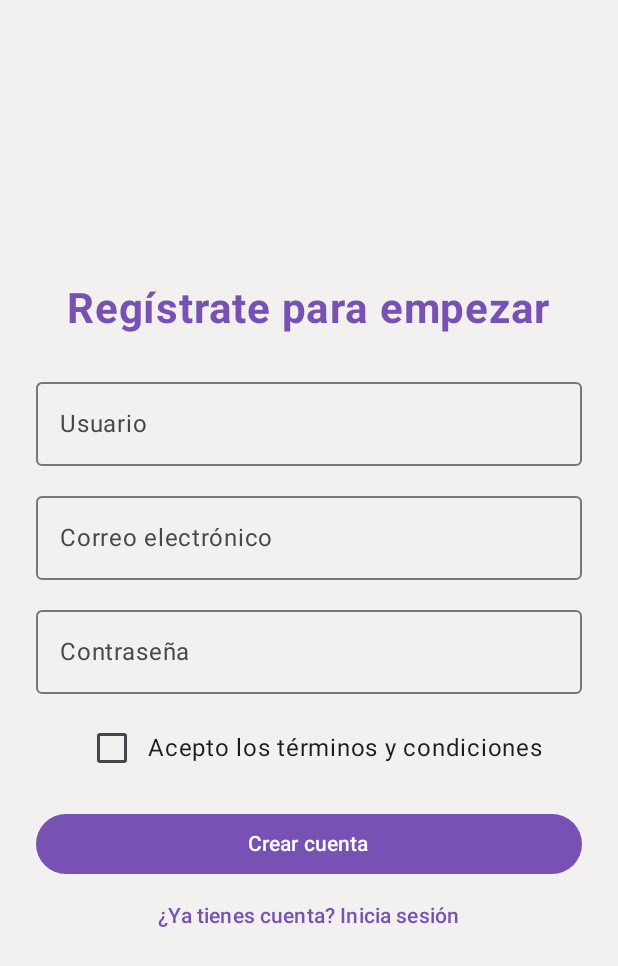
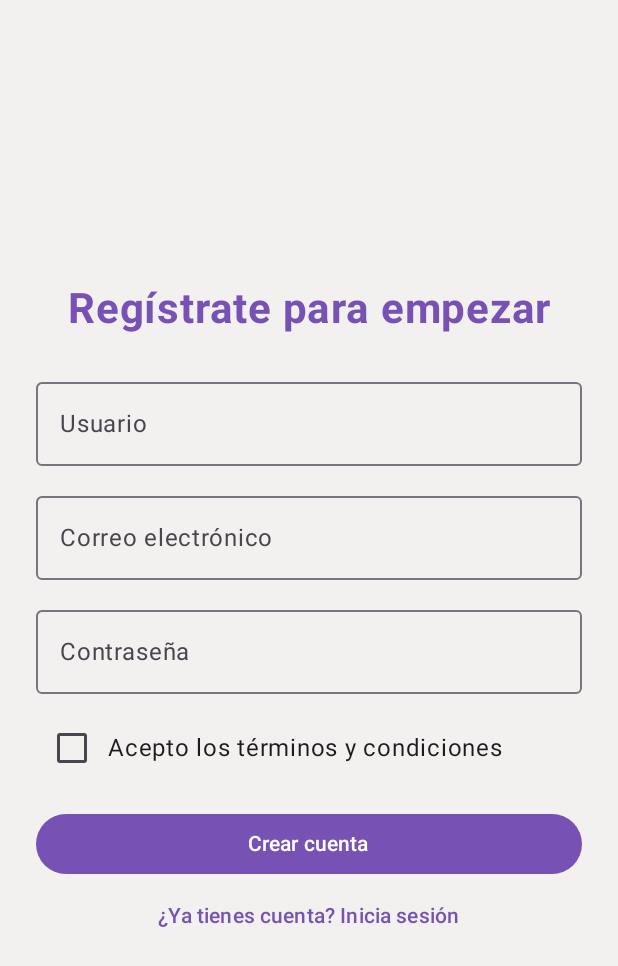
Before and after one commit to Davila30/InkPixiApp, an Android app built with Jetpack Compose: the screen it shows after launch (MainActivity), after a tap on "¿No tienes cuenta? Regístrate", on a phone screen of 412 x 824 dp. Shown: the top 966 px of the screen. Run offline under Robolectric (Android 15) with nearby library versions, the phone set to English and light mode, and no system bars; our stand-ins replace Dagger/Hilt's generated code; 1 other tap on this screen came first.

Commit message:
login y registro responsivos (scroll, ancho máximo y dos columnas en horizontal)

```diff
--- /dev/null
+++ b/app/src/main/java/com/example/inkpiki/features/auth/presentation/components/AuthScreenLayout.kt
@@ -0,0 +1,101 @@
+package com.example.inkpiki.features.auth.presentation.components
+
+import androidx.compose.foundation.background
+import androidx.compose.foundation.layout.Arrangement
+import androidx.compose.foundation.layout.BoxWithConstraints
+import androidx.compose.foundation.layout.Box
+import androidx.compose.foundation.layout.Column
+import androidx.compose.foundation.layout.ColumnScope
+import androidx.compose.foundation.layout.Row
+import androidx.compose.foundation.layout.Spacer
+import androidx.compose.foundation.layout.fillMaxHeight
+import androidx.compose.foundation.layout.fillMaxSize
+import androidx.compose.foundation.layout.fillMaxWidth
+import androidx.compose.foundation.layout.height
+import androidx.compose.foundation.layout.imePadding
+import androidx.compose.foundation.layout.padding
+import androidx.compose.foundation.layout.widthIn
+import androidx.compose.foundation.rememberScrollState
+import androidx.compose.foundation.verticalScroll
+import androidx.compose.runtime.Composable
+import androidx.compose.ui.Alignment
+import androidx.compose.ui.Modifier
+import androidx.compose.ui.unit.dp
+import com.example.inkpiki.ui.theme.Grey
+
+// A partir de este ancho (y si la pantalla es apaisada) se usan dos columnas
+private val TwoColumnMinWidth = 600.dp
+// Ancho máximo del formulario para que en tablets no se estire
+private val FormMaxWidth = 480.dp
+
+// Contenedor común de Login y Registro (diseño responsivo):
+//  - vertical: una columna centrada con scroll
+//  - horizontal / pantalla ancha: título a la izquierda y formulario a la derecha
+// header = título/logo, form = campos y botones.
+@Composable
+fun AuthScreenLayout(
+    header: @Composable ColumnScope.() -> Unit,
+    form: @Composable ColumnScope.() -> Unit
+) {
+    BoxWithConstraints(
+        modifier = Modifier
+            .fillMaxSize()
+            .background(Grey)
+            .imePadding() // sube el contenido cuando sale el teclado
+    ) {
+        val twoColumns = maxWidth >= TwoColumnMinWidth && maxWidth > maxHeight
+        val scrollState = rememberScrollState()
+
+        if (twoColumns) {
+            Row(
+                modifier = Modifier
+                    .fillMaxSize()
+                    .padding(horizontal = 32.dp, vertical = 16.dp),
+                horizontalArrangement = Arrangement.spacedBy(32.dp),
+                verticalAlignment = Alignment.CenterVertically
+            ) {
+                // Izquierda: título
+                Column(
+                    modifier = Modifier.weight(1f),
+                    verticalArrangement = Arrangement.Center,
+                    horizontalAlignment = Alignment.CenterHorizontally,
+                    content = header
+                )
+                // Derecha: formulario, con scroll si no cabe
+                Box(
+                    modifier = Modifier
+                        .weight(1f)
+                        .fillMaxHeight()
+                        .verticalScroll(scrollState),
+                    contentAlignment = Alignment.Center
+                ) {
+                    Column(
+                        modifier = Modifier.widthIn(max = FormMaxWidth),
+                        horizontalAlignment = Alignment.CenterHorizontally,
+                        content = form
+                    )
+                }
+            }
+        } else {
+            // Una columna: centrada si cabe, con scroll si no
+            Box(
+                modifier = Modifier
+                    .fillMaxSize()
+                    .verticalScroll(scrollState),
+                contentAlignment = Alignment.Center
+            ) {
+                Column(
+                    modifier = Modifier
+                        .widthIn(max = FormMaxWidth)
+                        .fillMaxWidth()
+                        .padding(24.dp),
+                    horizontalAlignment = Alignment.CenterHorizontally
+                ) {
+                    header()
+                    Spacer(modifier = Modifier.height(24.dp))
+                    form()
+                }
+            }
+        }
+    }
+}
--- a/app/src/main/java/com/example/inkpiki/features/auth/presentation/login/loginScreen.kt
+++ b/app/src/main/java/com/example/inkpiki/features/auth/presentation/login/loginScreen.kt
@@ -1,13 +1,8 @@
 package com.example.inkpiki.features.auth.presentation.login
 
-import androidx.compose.foundation.background
-import androidx.compose.foundation.layout.Arrangement
-import androidx.compose.foundation.layout.Column
 import androidx.compose.foundation.layout.Spacer
-import androidx.compose.foundation.layout.fillMaxSize
 import androidx.compose.foundation.layout.fillMaxWidth
 import androidx.compose.foundation.layout.height
-import androidx.compose.foundation.layout.padding
 import androidx.compose.material3.Button
 import androidx.compose.material3.ButtonDefaults
 import androidx.compose.material3.OutlinedTextField
@@ -15,15 +10,17 @@ import androidx.compose.material3.Text
 import androidx.compose.material3.TextButton
 import androidx.compose.runtime.Composable
 import androidx.compose.runtime.remember
-import androidx.compose.ui.Alignment
 import androidx.compose.ui.Modifier
 import androidx.compose.ui.graphics.Color
 import androidx.compose.ui.text.font.FontWeight
 import androidx.compose.ui.text.input.PasswordVisualTransformation
+import androidx.compose.ui.text.style.TextAlign
+import androidx.compose.ui.tooling.preview.Preview
 import androidx.compose.ui.unit.dp
 import androidx.compose.ui.unit.sp
+import com.example.inkpiki.features.auth.presentation.components.AuthScreenLayout
 import com.example.inkpiki.ui.theme.DarkPurple
-import com.example.inkpiki.ui.theme.Grey
+import com.example.inkpiki.ui.theme.InkPikiTheme
 
 @Composable
 fun LoginScreen(
@@ -31,22 +28,16 @@ fun LoginScreen(
     onGoToRegister: () -> Unit,   // qué hacer si pulsa "Regístrate"
     viewModel: LoginViewModel = remember { LoginViewModel() }
 ) {
-    // Column = elementos uno debajo de otro
-    // Muy basicos los modifiers pero por ahora perfect
-    Column(
-        modifier = Modifier
-            .fillMaxSize()
-            .background(Grey)          // color de fondo de nuestra paleta
-            .padding(24.dp),
-        verticalArrangement = Arrangement.Center,
-        horizontalAlignment = Alignment.CenterHorizontally
-    ) {
+    // AuthScreenLayout se encarga de adaptar la pantalla (vertical, horizontal, tablet)
+    AuthScreenLayout(
+        header = {
             // Nombre de la app
             Text(
                 text = "InkPixi",
                 color = DarkPurple,
                 fontSize = 32.sp,
-            fontWeight = FontWeight.ExtraBold
+                fontWeight = FontWeight.ExtraBold,
+                textAlign = TextAlign.Center
             )
 
             Spacer(modifier = Modifier.height(24.dp))
@@ -55,11 +46,11 @@ fun LoginScreen(
             Text(
                 text = "¡Hola de nuevo!",
                 fontSize = 28.sp,
-            fontWeight = FontWeight.Bold
+                fontWeight = FontWeight.Bold,
+                textAlign = TextAlign.Center
             )
-
-        Spacer(modifier = Modifier.height(24.dp))
-
+        },
+        form = {
             // Campo del correo
             OutlinedTextField(
                 value = viewModel.email,
@@ -108,4 +99,17 @@ fun LoginScreen(
                 Text("¿No tienes cuenta? Regístrate", color = DarkPurple)
             }
         }
+    )
 }
+
+@Preview(name = "Móvil vertical", widthDp = 360, heightDp = 780)
+@Preview(name = "Móvil pequeño", widthDp = 320, heightDp = 480)
+@Preview(name = "Móvil horizontal", widthDp = 780, heightDp = 360)
+@Preview(name = "Tablet vertical", widthDp = 800, heightDp = 1280)
+@Preview(name = "Tablet horizontal", widthDp = 1280, heightDp = 800)
+@Composable
+fun LoginScreenPreview() {
+    InkPikiTheme {
+        LoginScreen(onLoginSuccess = {}, onGoToRegister = {})
+    }
+}
--- a/app/src/main/java/com/example/inkpiki/features/auth/presentation/register/registerScreen.kt
+++ b/app/src/main/java/com/example/inkpiki/features/auth/presentation/register/registerScreen.kt
@@ -1,14 +1,9 @@
 package com.example.inkpiki.features.auth.presentation.register
 
-import androidx.compose.foundation.background
-import androidx.compose.foundation.layout.Arrangement
-import androidx.compose.foundation.layout.Column
 import androidx.compose.foundation.layout.Row
 import androidx.compose.foundation.layout.Spacer
-import androidx.compose.foundation.layout.fillMaxSize
 import androidx.compose.foundation.layout.fillMaxWidth
 import androidx.compose.foundation.layout.height
-import androidx.compose.foundation.layout.padding
 import androidx.compose.material3.Button
 import androidx.compose.material3.ButtonDefaults
 import androidx.compose.material3.Checkbox
@@ -22,11 +17,13 @@ import androidx.compose.ui.Modifier
 import androidx.compose.ui.graphics.Color
 import androidx.compose.ui.text.font.FontWeight
 import androidx.compose.ui.text.input.PasswordVisualTransformation
+import androidx.compose.ui.text.style.TextAlign
 import androidx.compose.ui.tooling.preview.Preview
 import androidx.compose.ui.unit.dp
 import androidx.compose.ui.unit.sp
+import com.example.inkpiki.features.auth.presentation.components.AuthScreenLayout
 import com.example.inkpiki.ui.theme.DarkPurple
-import com.example.inkpiki.ui.theme.Grey
+import com.example.inkpiki.ui.theme.InkPikiTheme
 
 @Composable
 fun RegisterScreen(
@@ -34,24 +31,19 @@ fun RegisterScreen(
     onBackToLogin: () -> Unit,      // qué hacer al pulsar "Inicia sesión"
     viewModel: RegisterViewModel = remember { RegisterViewModel() }
 ) {
-    Column(
-        modifier = Modifier
-            .fillMaxSize()
-            .background(Grey)
-            .padding(24.dp),
-        verticalArrangement = Arrangement.Center,
-        horizontalAlignment = Alignment.CenterHorizontally
-    ) {
+    // AuthScreenLayout se encarga de adaptar la pantalla (vertical, horizontal, tablet)
+    AuthScreenLayout(
+        header = {
             // Título como en Figma
             Text(
                 text = "Regístrate para empezar",
                 fontSize = 28.sp,
                 fontWeight = FontWeight.Bold,
-            color = DarkPurple
+                color = DarkPurple,
+                textAlign = TextAlign.Center
             )
-
-        Spacer(modifier = Modifier.height(24.dp))
-
+        },
+        form = {
             // Campo del nombre de usuario
             OutlinedTextField(
                 value = viewModel.username,
@@ -86,13 +78,19 @@ fun RegisterScreen(
 
             Spacer(modifier = Modifier.height(12.dp))
 
-        // Casilla de aceptar términos
-        Row(verticalAlignment = Alignment.CenterVertically) {
+            // Casilla de aceptar términos (el texto puede saltar de línea en pantallas estrechas)
+            Row(
+                modifier = Modifier.fillMaxWidth(),
+                verticalAlignment = Alignment.CenterVertically
+            ) {
                 Checkbox(
                     checked = viewModel.acceptTerms,
                     onCheckedChange = { viewModel.acceptTerms = it }
                 )
-            Text("Acepto los términos y condiciones")
+                Text(
+                    text = "Acepto los términos y condiciones",
+                    modifier = Modifier.weight(1f)
+                )
             }
 
             // Mensaje de error en rojo si hay alguno
@@ -121,11 +119,17 @@ fun RegisterScreen(
                 Text("¿Ya tienes cuenta? Inicia sesión", color = DarkPurple)
             }
         }
+    )
 }
-/*@Preview
+
+@Preview(name = "Móvil vertical", widthDp = 360, heightDp = 780)
+@Preview(name = "Móvil pequeño", widthDp = 320, heightDp = 480)
+@Preview(name = "Móvil horizontal", widthDp = 780, heightDp = 360)
+@Preview(name = "Tablet vertical", widthDp = 800, heightDp = 1280)
+@Preview(name = "Tablet horizontal", widthDp = 1280, heightDp = 800)
 @Composable
-fun RegisterScreenPreview(){
-    RegisterScreen(
-
-    )
-} */
+fun RegisterScreenPreview() {
+    InkPikiTheme {
+        RegisterScreen(onRegisterSuccess = {}, onBackToLogin = {})
+    }
+}
--- a/app/src/main/java/com/example/inkpiki/home/homeScreen.kt
+++ b/app/src/main/java/com/example/inkpiki/home/homeScreen.kt
@@ -162,4 +162,4 @@ fun HomeScreenPreview() {
             onNavigateToProfile = {}
         )
     }
-}S
+}
```
Lines whose indentation alone changed are shown as unchanged.
